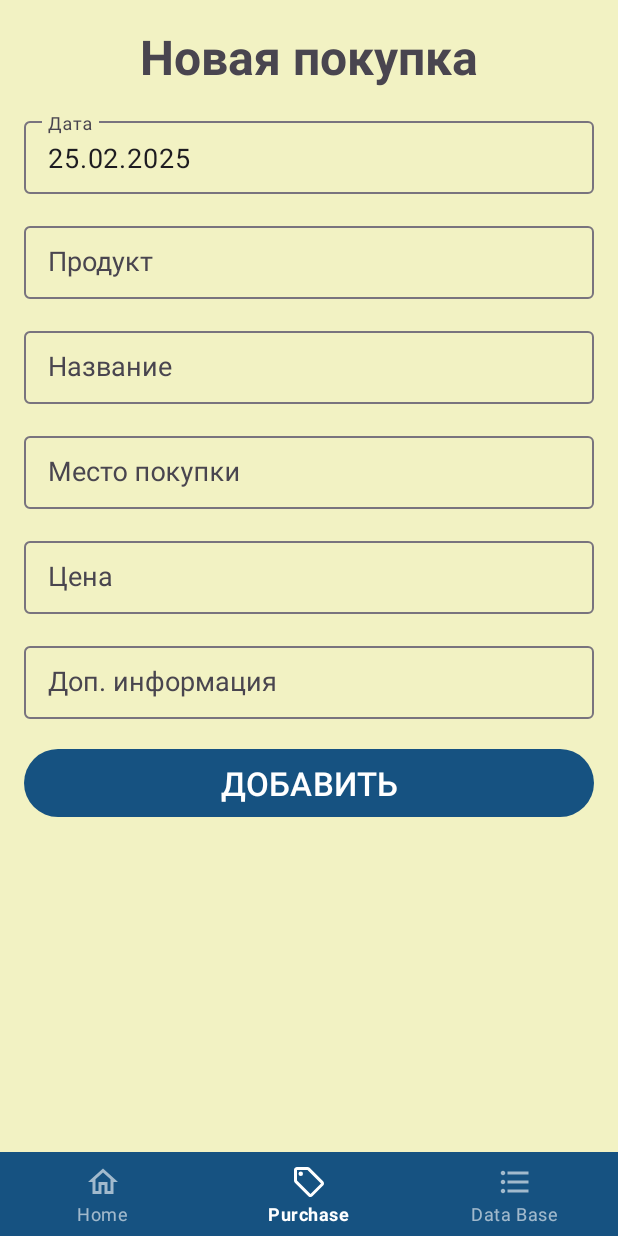
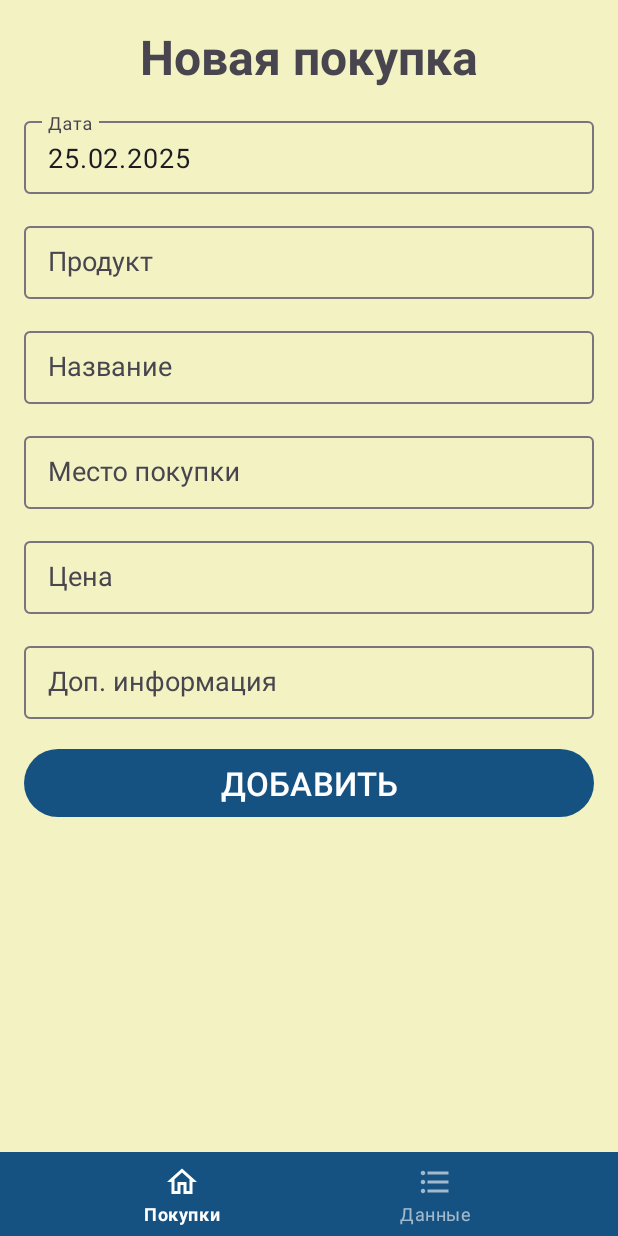
Before and after one commit to KotlyarovSergey/CostMemories, an Android app: the screen it shows after launch (MainActivity), after a tap on "добавить покупку", on a phone screen of 412 x 824 dp. Run offline under Robolectric (Android 15) with nearby library versions, the phone set to English and light mode, and no system bars; our stand-ins replace Room's generated code, data binding, navigation-ui.

Commit message:
bottom_menu rename, hide purchase

```diff
--- a/app/src/main/res/layout/fragment_home.xml
+++ b/app/src/main/res/layout/fragment_home.xml
@@ -73,7 +73,7 @@
             android:layout_width="wrap_content"
             android:layout_height="wrap_content"
             android:layout_gravity="end|bottom"
-            android:layout_margin="42dp"
+            android:layout_margin="32dp"
             android:backgroundTint="?attr/colorPrimary"
             android:contentDescription="@string/add_button_description"
             android:src="@drawable/icon_add"
--- a/app/src/main/res/menu/bottom_menu.xml
+++ b/app/src/main/res/menu/bottom_menu.xml
@@ -5,19 +5,19 @@
     <item
         android:id="@+id/homeFragment"
         android:icon="@drawable/icon_home_2"
-        android:title="Home"
+        android:title="@string/bottom_menu_home_title"
         app:showAsAction="ifRoom" />
 
-    <item
-        android:id="@+id/addPurchaseFragment"
-        android:icon="@drawable/icon_purchase"
-        android:title="Purchase"
-        app:showAsAction="ifRoom" />
+<!--    <item-->
+<!--        android:id="@+id/addPurchaseFragment"-->
+<!--        android:icon="@drawable/icon_purchase"-->
+<!--        android:title="Purchase"-->
+<!--        app:showAsAction="ifRoom" />-->
 
     <item
         android:id="@+id/dataBaseFragment"
         android:icon="@drawable/icon_list"
-        android:title="Data Base"
+        android:title="@string/bottom_menu_data_base_title"
         app:showAsAction="ifRoom" />
 
 </menu>
--- a/app/src/main/res/values/strings.xml
+++ b/app/src/main/res/values/strings.xml
@@ -49,5 +49,7 @@
     <string name="db_item_icon_delete_description">Удалить</string>
     <string name="db_item_icon_apply_description">Применить</string>
     <string name="db_item_hint">элемент</string>
+    <string name="bottom_menu_home_title">Покупки</string>
+    <string name="bottom_menu_data_base_title">Данные</string>
 
 </resources>
```
